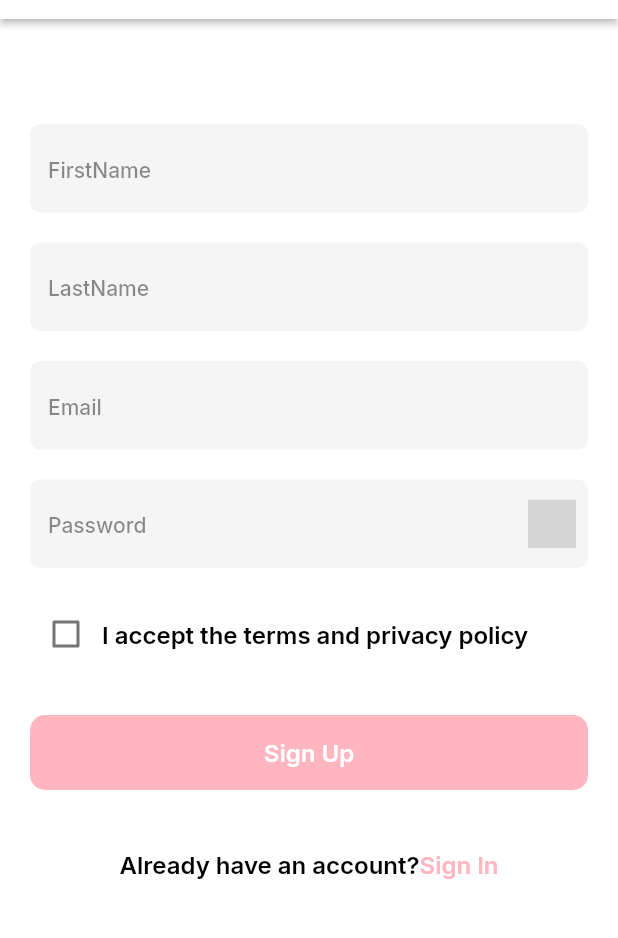
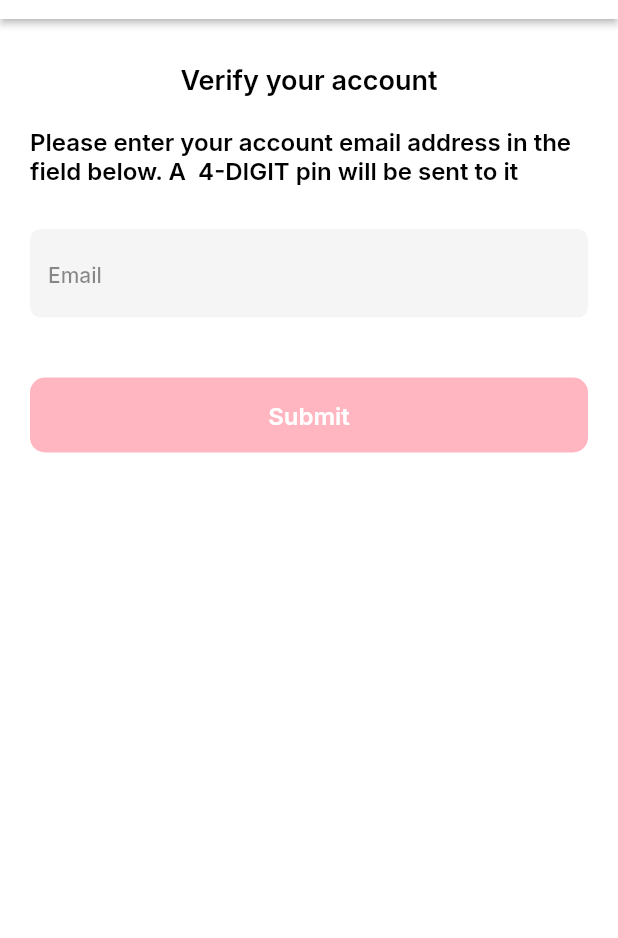
Before and after one commit to devvspaces/studypal, a Flutter app: the screen it shows after launch, on a phone screen of 412 x 824 dp, the part 65-1003 px from its top. Run offline on Flutter 3.47's test engine with Material 2 defaults, Android fonts, the phone set to English and light mode, and no system bars; our stand-ins replace google_fonts; missing offline and left inert: iconify_flutter; grey boxes are pictures that could not be loaded.

Commit message:
forgot-passweord screens

```diff
--- a/mobile/lib/main.dart
+++ b/mobile/lib/main.dart
@@ -1,6 +1,7 @@
 import 'package:flutter/material.dart';
 import 'package:mobile/app_theme.dart';
 import 'package:mobile/routers/app_router.dart';
+import 'package:mobile/screens/authentication/forgot_password/enter_mail.dart';
 import 'package:mobile/screens/authentication/sign_in_screen.dart';
 import 'package:mobile/screens/authentication/sign_up_screen.dart';
 import 'package:mobile/screens/authentication/splash_screen.dart';
@@ -15,7 +16,7 @@ class MyApp extends StatelessWidget {
   @override
   Widget build(BuildContext context) {
     return MaterialApp(
-     home: const SignUpScreen(),
+     home: const EnterMail(),
       onGenerateRoute: AppRouter.onGenerateRoute,
       debugShowCheckedModeBanner: false,
       // Add the theme extensions
--- /dev/null
+++ b/mobile/lib/screens/authentication/forgot_password/enter_mail.dart
@@ -0,0 +1,91 @@
+import 'package:flutter/material.dart';
+import 'package:mobile/app_theme.dart';
+import 'package:mobile/screens/authentication/forgot_password/otp_verification.dart';
+class EnterMail extends StatefulWidget {
+   static const String routePath = "enter_mail";
+  const EnterMail({super.key});
+
+  @override
+  State<EnterMail> createState() => _EnterMailState();
+}
+
+class _EnterMailState extends State<EnterMail> {
+    final _formKey = GlobalKey<FormState>();
+    final TextEditingController _emailController = TextEditingController();
+
+  @override
+  Widget build(BuildContext context) {
+    return Scaffold(
+       appBar:  AppBar(
+        backgroundColor: AppTheme.scaffoldBackgroundColor,
+         automaticallyImplyLeading: false,
+        title:  const Text("StudyPal",
+        style: TextStyle(
+          fontSize: 22,
+          fontWeight:FontWeight.bold
+        ),
+        ),
+        centerTitle: true,
+      ),
+      body:  SizedBox(
+        height:double.infinity,
+        width: double.infinity,
+        child: SingleChildScrollView(
+          padding: const EdgeInsets.only(right: 20, left: 20, top: 30, bottom: 20),
+          child: Column(
+            crossAxisAlignment: CrossAxisAlignment.start,
+            mainAxisAlignment: MainAxisAlignment.start,
+            children: [
+                Center(
+                  child: Text("Verify your account",
+
+                  style: Theme.of(context).textTheme.displaySmall?.copyWith(fontSize: 18),
+                  ),
+                ),
+                 const SizedBox(
+                          height: 20,
+                        ),
+                Text("Please enter your account email address in the field below. A  4-DIGIT pin will be sent to it",
+                style: Theme.of(context).textTheme.displaySmall,
+                ),
+                const SizedBox(
+                  height: 30,
+                ),
+                Form(
+                  key: _formKey,
+                  child: TextFormField(
+                       validator: (value) {
+                            if (value == null || value.isEmpty) {
+                              return 'Please enter your email.';
+                            }
+                            return null;
+                          },
+                          obscureText: false,
+                          controller: _emailController,
+                          decoration: const InputDecoration(
+                            hintText: "Email",
+                          ),
+                          keyboardType: TextInputType.emailAddress,
+                  )),
+                  const SizedBox(height: 40,),
+                   SizedBox(
+                          height: 50,
+                          width: double.maxFinite,
+                          child: ElevatedButton(
+                              onPressed: () {
+                                 Navigator.of(context).pushNamed(
+                                OtpVerification.routePath
+                              );
+                              },
+                              child:  Text(
+                                "Submit",
+                                style:  Theme.of(context).textTheme.displaySmall?.copyWith(color: AppTheme.buttonTextColor),
+                              )),
+                        ),
+            ],
+          ),
+        ),
+      ),
+    );
+  }
+}
```
Also changed, not shown: mobile/lib/routers/app_router.dart (+13 -1 lines), mobile/lib/screens/authentication/forgot_password/otp_verification.dart (added, +102 -0 lines), mobile/lib/screens/authentication/forgot_password/reset_screen.dart (added, +153 -0 lines), mobile/lib/screens/authentication/reset_screen.dart (deleted, +0 -15 lines), mobile/lib/screens/authentication/sign_in_screen.dart (+7 -4 lines), mobile/lib/screens/homePage/main_page_screen.dart (added).
